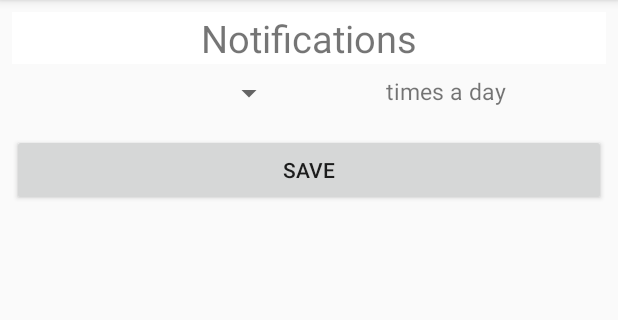
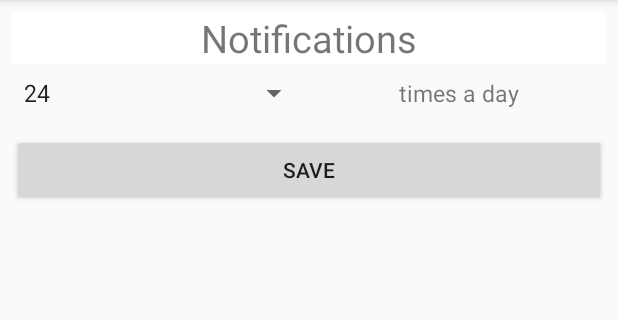
Before and after one commit to danielsolawa/WeatherAlert, an Android app: the screen it shows after launch (SettingsActivity), in the options menu, after a tap on "Settings", on a phone screen of 412 x 824 dp, the part 84-404 px from its top. Run offline under Robolectric (Android 15) with nearby library versions, the phone set to English and light mode, and no system bars; libraries missing offline, so code that uses them is left out: com.activeandroid, com.activeandroid.app, com.activeandroid.query, com.loopj.android, cz.msebera.android and 1 more; 6 statements that could not run were skipped.

Commit message:
moved intervals array to app manager

```diff
--- a/app/src/main/java/com/danielsolawa/locationapp/activity/SettingsActivity.java
+++ b/app/src/main/java/com/danielsolawa/locationapp/activity/SettingsActivity.java
@@ -2,15 +2,20 @@ package com.danielsolawa.locationapp.activity;
 
 import android.support.v7.app.AppCompatActivity;
 import android.os.Bundle;
+import android.view.View;
+import android.widget.AdapterView;
+import android.widget.ArrayAdapter;
 import android.widget.Button;
 import android.widget.Spinner;
 
 import com.danielsolawa.locationapp.R;
+import com.danielsolawa.locationapp.utils.AppManager;
 
-public class SettingsActivity extends AppCompatActivity {
+public class SettingsActivity extends AppCompatActivity implements AdapterView.OnItemSelectedListener {
 
     private Spinner notificationsSpinner;
     private Button saveButton;
+    private int[] intervals;
 
     @Override
     protected void onCreate(Bundle savedInstanceState) {
@@ -25,7 +30,26 @@ public class SettingsActivity extends AppCompatActivity {
     private void init() {
         notificationsSpinner = (Spinner) findViewById(R.id.interval_spinner);
         saveButton = (Button) findViewById(R.id.save_settings);
+        AppManager appManager = AppManager.getInstance(getApplicationContext());
+        intervals = appManager.getIntervals();
+        setupSpinner();
 
+    }
+
+    private void setupSpinner() {
+        ArrayAdapter<CharSequence> adapter = ArrayAdapter.createFromResource(this,
+                R.array.notifications_intervals, android.R.layout.simple_spinner_item);
+        adapter.setDropDownViewResource(android.R.layout.simple_spinner_dropdown_item);
+        notificationsSpinner.setAdapter(adapter);
+    }
+
+    @Override
+    public void onItemSelected(AdapterView<?> parent, View view, int position, long id) {
+
+    }
+
+    @Override
+    public void onNothingSelected(AdapterView<?> parent) {
 
     }
 }
--- a/app/src/main/java/com/danielsolawa/locationapp/utils/AppManager.java
+++ b/app/src/main/java/com/danielsolawa/locationapp/utils/AppManager.java
@@ -15,11 +15,29 @@ public final class AppManager {
 
     private static volatile AppManager instance = null;
     private Localization localization;
+    private int [] intervals;
     private Context ctx;
 
     private AppManager(Context ctx){
         this.ctx = ctx;
         localization = new Localization(ctx);
+        initIntervals();
+    }
+
+    private void initIntervals() {
+        intervals = new int[5];
+        for(int i = 0; i < intervals.length; i++){
+            if(i == 0){
+                intervals[i] = Constants.ONE_HOUR;
+                continue;
+            }
+            if(i < 4){
+                intervals[i] = (i + 1) * Constants.ONE_HOUR;
+            }else{
+                intervals[i] = (i * 3) * Constants.ONE_HOUR;
+            }
+        }
+
     }
 
     public static AppManager getInstance(Context ctx){
@@ -73,4 +91,9 @@ public final class AppManager {
     public Localization getLocalization() {
         return localization;
     }
+
+
+    public int[] getIntervals() {
+        return intervals;
+    }
 }
--- /dev/null
+++ b/app/src/main/res/values/intervals.xml
@@ -0,0 +1,10 @@
+<?xml version="1.0" encoding="utf-8"?>
+<resources>
+    <string-array name="notifications_intervals">
+        <item>24</item>
+        <item>12</item>
+        <item>8</item>
+        <item>6</item>
+        <item>2</item>
+    </string-array>
+</resources>
--- a/app/src/main/res/values/strings.xml
+++ b/app/src/main/res/values/strings.xml
@@ -58,6 +58,8 @@
     <!-- Settings -->
     <string name="alarm_interval">Notifications</string>
     <string name="times_a_day">times a day</string>
+
+
 
 
     <!-- Weather conditions-->
```
Also changed, not shown: app/src/main/java/com/danielsolawa/locationapp/utils/Constants.java (+1 -25 lines), 1 other file.
